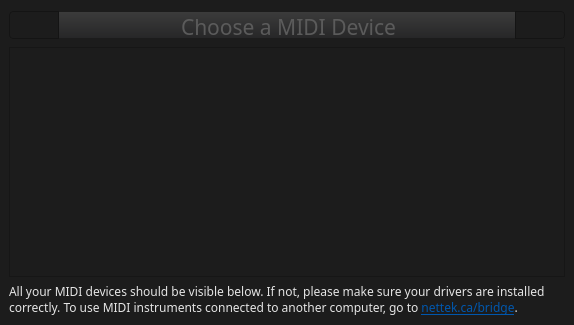
The window that livemidi/midiwizard.ui (jocelyn-stericker/creator-live) describes before a commit, drawn with Qt 5.
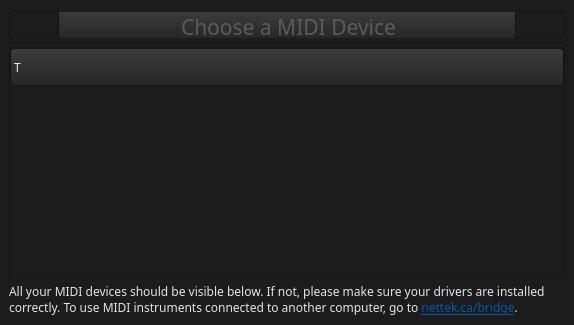
The same window after the commit. The open tabs and pages were chosen to show the change. Icons and pictures are not drawn.

Patch:
```diff
--- a/livemidi/midiwizard.ui
+++ b/livemidi/midiwizard.ui
@@ -533,7 +533,41 @@
      </widget>
     </item>
     <item>
-     <widget class="QListWidget" name="listWidget_midi"/>
+     <widget class="QListWidget" name="listWidget_midi">
+      <property name="styleSheet">
+       <string notr="true">* {
+spacing: 0px;
+color: black;
+}
+
+QListWidget {
+   alignment: center;
+   spacing: 23;
+}
+
+QListWidget::item {
+   height: 36px;
+   border: 1px solid #141414;
+   border-radius: 4px;
+   background-color: qlineargradient(x1: 0, y1: 0, x2: 0, y2: 1, stop: 0 #3c3c3c, stop: 1 #262627);
+    color: #e8e8e8;
+}
+
+QListWidget::item::selected {
+background-color: #5b5a5b
+}
+
+
+QListWidget::item::hover {
+   background-color: #5b5a5b;
+}</string>
+      </property>
+      <item>
+       <property name="text">
+        <string>T</string>
+       </property>
+      </item>
+     </widget>
     </item>
     <item>
      <widget class="QLabel" name="label_11">
```
Left out of the diff: 110 changed lines with no effect on the pictures.
